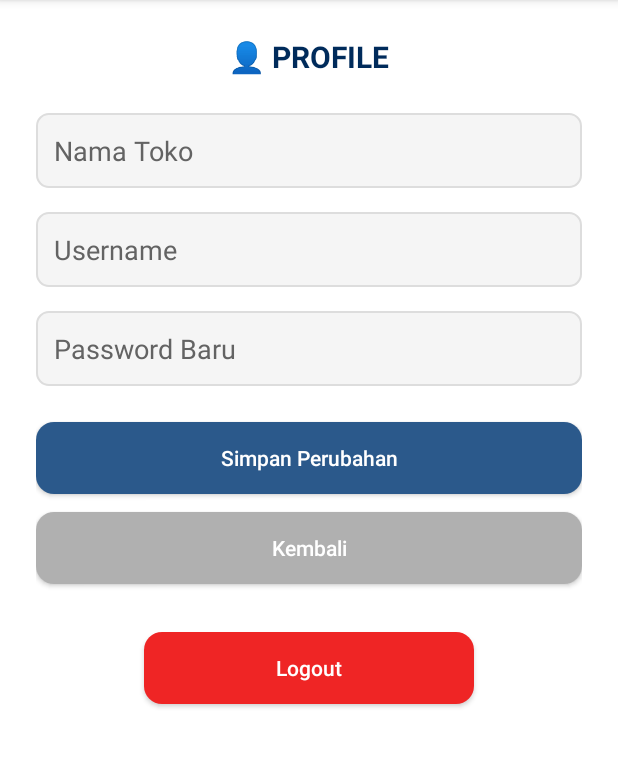
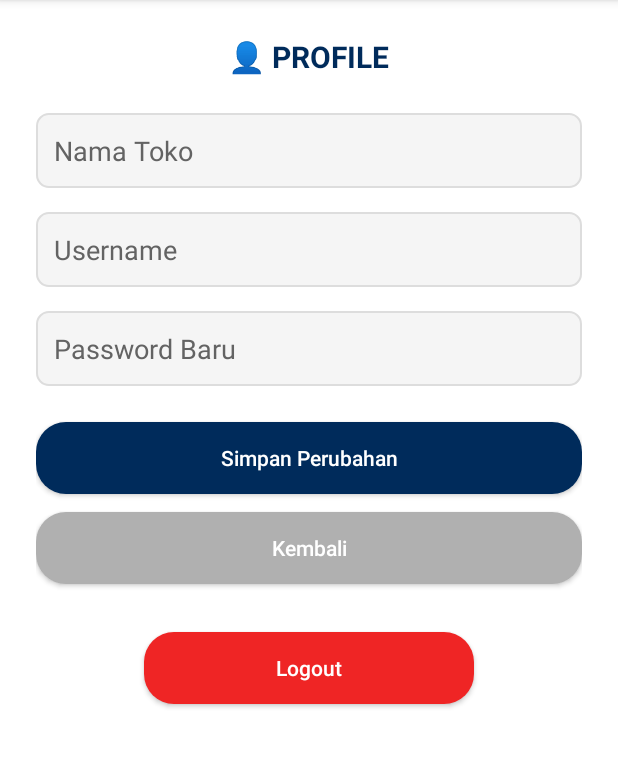
Before and after one commit to wahsur/project-toko, an Android app: the EditProfileActivity screen opened directly, with no data from a screen before it, on a phone screen of 412 x 824 dp, the part 84-852 px from its top. Run offline under Robolectric (Android 15) with nearby library versions, the phone set to English and light mode, and no system bars.

Commit message:
memperbaiki warna button

```diff
--- a/app/src/main/res/drawable/button_rounded.xml
+++ b/app/src/main/res/drawable/button_rounded.xml
@@ -1,6 +1,6 @@
 <shape
     xmlns:android="http://schemas.android.com/apk/res/android"
     android:shape="rectangle">
-    <solid android:color="#2B598B" />
-    <corners android:radius="12dp" />
+    <solid android:color="#002B5B" />
+    <corners android:radius="20dp" />
 </shape>
--- a/app/src/main/res/layout/activity_add_edit_kategori.xml
+++ b/app/src/main/res/layout/activity_add_edit_kategori.xml
@@ -51,7 +51,7 @@
         android:textStyle="bold"
         android:textColor="#FFFFFF"
         android:layout_marginTop="1dp"
-        android:backgroundTint="#B0BEC5"
-        android:background="@drawable/rounded_gray" />
+        android:backgroundTint="#B0B0B0"
+        android:background="@drawable/button_rounded"/>
 
 </LinearLayout>
--- a/app/src/main/res/layout/activity_barang.xml
+++ b/app/src/main/res/layout/activity_barang.xml
@@ -30,6 +30,7 @@
         android:textAllCaps="true"
         android:textStyle="bold"
         android:textColor="#FFFFFF"
-        android:background="@drawable/rounded_gray" />
+        android:backgroundTint="#B0B0B0"
+        android:background="@drawable/button_rounded" />
 
 </LinearLayout>
--- a/app/src/main/res/layout/activity_detail_transaksi.xml
+++ b/app/src/main/res/layout/activity_detail_transaksi.xml
@@ -38,8 +38,8 @@
             android:textStyle="bold"
             android:textColor="#FFFFFF"
             android:layout_marginTop="16dp"
-            android:backgroundTint="#B0BEC5"
-            android:background="@drawable/rounded_gray" />
+            android:backgroundTint="#B0B0B0"
+            android:background="@drawable/button_rounded" />
     </LinearLayout>
 
 </ScrollView>
--- a/app/src/main/res/layout/activity_edit_profile.xml
+++ b/app/src/main/res/layout/activity_edit_profile.xml
@@ -11,7 +11,6 @@
         android:orientation="vertical"
         android:gravity="center_horizontal">
 
-        <!-- Judul -->
         <TextView
             android:layout_width="wrap_content"
             android:layout_height="wrap_content"
@@ -21,7 +20,6 @@
             android:textColor="#002B5B"
             android:layout_marginBottom="24dp" />
 
-        <!-- Input Nama Toko -->
         <EditText
             android:id="@+id/etNamaToko"
             android:layout_width="match_parent"
@@ -32,7 +30,6 @@
             android:textColorHint="#636363"
             android:layout_marginBottom="16dp" />
 
-        <!-- Input Nama Pengguna -->
         <EditText
             android:id="@+id/etUsername"
             android:layout_width="match_parent"
@@ -43,7 +40,6 @@
             android:textColorHint="#636363"
             android:layout_marginBottom="16dp" />
 
-        <!-- Input Password Baru -->
         <EditText
             android:id="@+id/etPassword"
             android:layout_width="match_parent"
@@ -55,26 +51,23 @@
             android:textColorHint="#636363"
             android:layout_marginBottom="24dp" />
 
-        <!-- Tombol Simpan -->
         <Button
             android:id="@+id/btnUpdate"
             style="@style/ButtonToko"
             android:text="Simpan Perubahan" />
 
-        <!-- Tombol Kembali -->
         <Button
             android:id="@+id/btnKembali"
             android:layout_width="match_parent"
             android:layout_height="wrap_content"
             android:backgroundTint="#B0B0B0"
-            android:textColor="@android:color/white"
+            android:textColor="#FFFFFF"
             android:text="Kembali"
             android:textAllCaps="false"
             android:layout_marginBottom="12dp"
             android:padding="12dp"
             android:background="@drawable/button_rounded"/>
 
-        <!-- Tombol Logout -->
         <Button
             android:id="@+id/btnLogout"
             style="@style/ButtonLogout"
--- a/app/src/main/res/layout/activity_kategori.xml
+++ b/app/src/main/res/layout/activity_kategori.xml
@@ -29,10 +29,11 @@
         android:layout_width="match_parent"
         android:layout_height="50dp"
         android:layout_marginTop="16dp"
-        android:background="@drawable/rounded_gray"
+        android:background="@drawable/button_rounded"
         android:text="Kembali"
         android:textAllCaps="true"
         android:textColor="#FFFFFF"
+        android:backgroundTint="#B0B0B0"
         android:textStyle="bold" />
 
 </LinearLayout>
--- a/app/src/main/res/layout/activity_list_transaksi.xml
+++ b/app/src/main/res/layout/activity_list_transaksi.xml
@@ -31,6 +31,6 @@
         android:textStyle="bold"
         android:textColor="#FFFFFF"
         android:layout_marginTop="16dp"
-        android:backgroundTint="#B0BEC5"
-        android:background="@drawable/rounded_gray" />
+        android:backgroundTint="#B0B0B0"
+        android:background="@drawable/button_rounded" />
 </LinearLayout>
--- a/app/src/main/res/values/style.xml
+++ b/app/src/main/res/values/style.xml
@@ -13,7 +13,7 @@
     <style name="ButtonLogout">
         <item name="android:layout_width">match_parent</item>
         <item name="android:layout_height">wrap_content</item>
-        <item name="android:backgroundTint">#EF2525</item> <!-- Biru -->
+        <item name="android:backgroundTint">#EF2525</item>
         <item name="android:textColor">@android:color/white</item>
         <item name="android:textAllCaps">false</item>
         <item name="android:layout_marginBottom">12dp</item>
```
